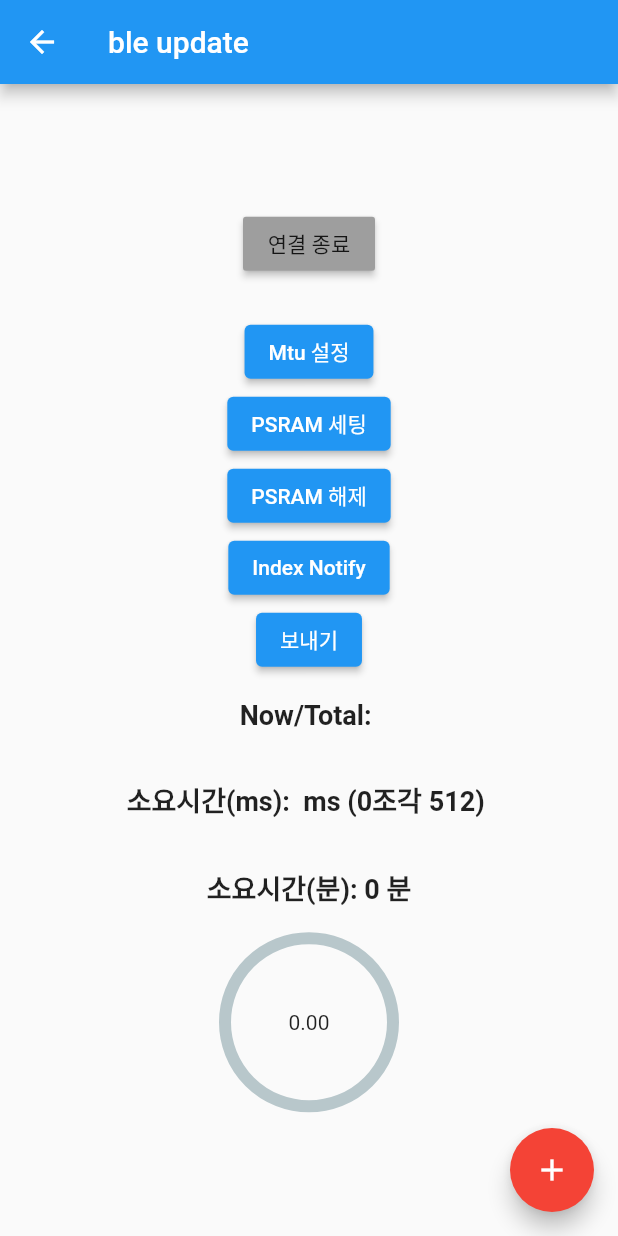
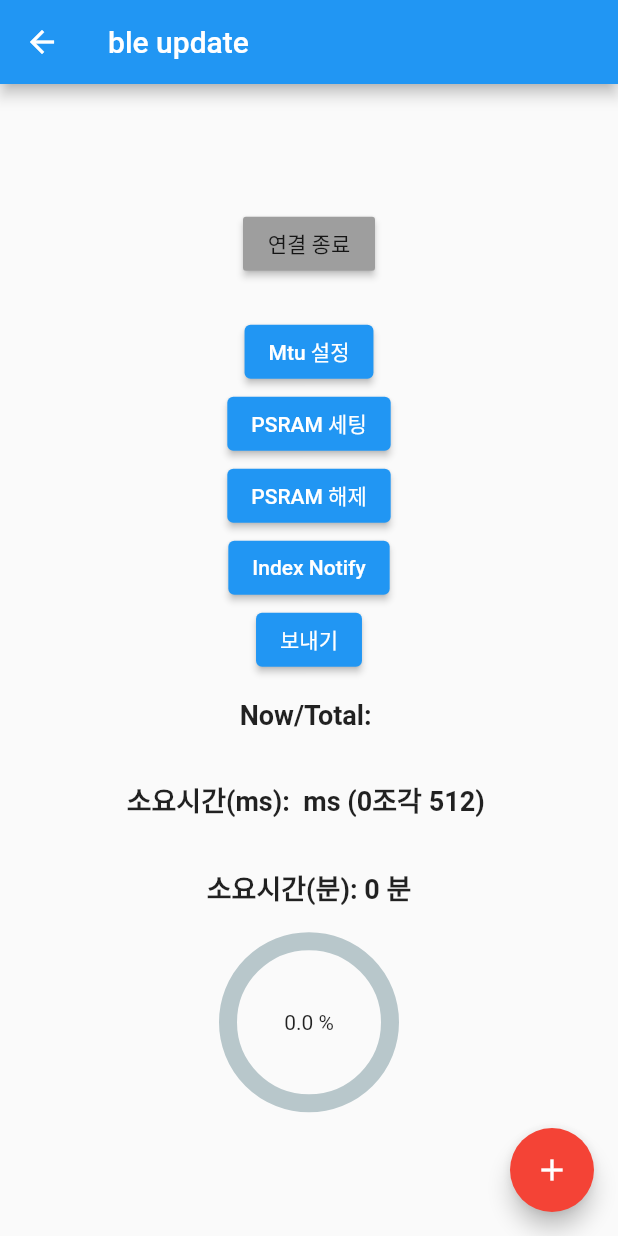
Before and after one commit to JAICHANGPARK/flutter_esp32_bluetooth_ota, a Flutter app: the MyHomePage screen opened directly, on a phone screen of 412 x 824 dp. Run offline on Flutter 3.47's test engine with Material 2 defaults, Android fonts, the phone set to English and light mode, and no system bars; drawn by our look-alikes of percent_indicator; our stand-ins replace flutter_blue, flutter_bluetooth_serial, permission_handler.

Commit message:
Update ble_update_page.dart

```diff
--- a/lib/ble_update_page.dart
+++ b/lib/ble_update_page.dart
@@ -200,6 +200,8 @@ class _MyHomePageState extends State<MyHomePage> {
                           (event[0] & 0x000000ff);
                       print("Notify index : $_index");
 
+
+
                       if (_index == chunksLength.toInt()) {
                         print(">>> stop _index == chunksLength.toInt()");
                         endTime = DateTime.now().millisecondsSinceEpoch;
@@ -262,9 +264,9 @@ class _MyHomePageState extends State<MyHomePage> {
 
              CircularPercentIndicator(
               radius: 120.0,
-              lineWidth: 8.0,
+              lineWidth: 12.0,
               percent: _percent,
-              center: new Text("${_percent.toStringAsFixed(2)}"),
+              center: Text("${(_percent * 100).toStringAsFixed(1)} %"),
               progressColor: Colors.green,
             )
 
```
